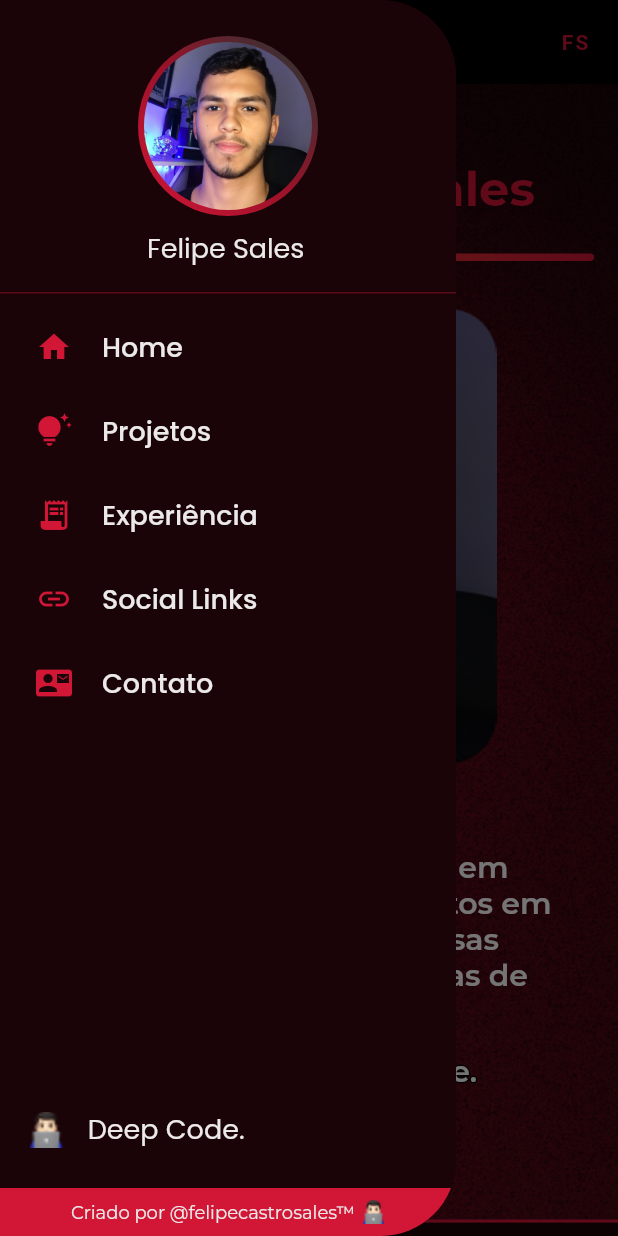
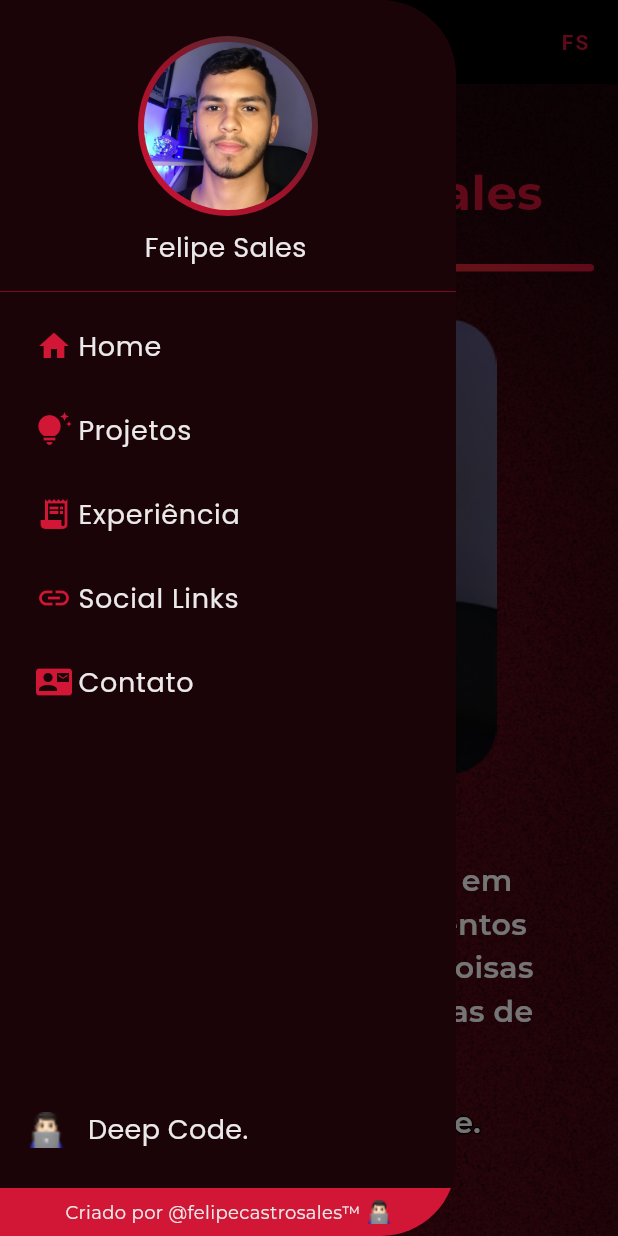
Before and after one commit to felipecastrosales/site, a Flutter app: the screen it shows after launch, with the side drawer open, on a phone screen of 412 x 824 dp. Run offline on Flutter 3.47's test engine with Material 2 defaults, Android fonts, the phone set to English and light mode, and no system bars; our stand-ins replace auto_size_text, flutter_svg, google_fonts, lottie, url_strategy.

Commit message:
feat: improve UX experience in mobile

```diff
--- a/lib/app/core/theme.dart
+++ b/lib/app/core/theme.dart
@@ -5,6 +5,7 @@ import 'package:site/app/core/tokens/tokens.dart';
 class AppTheme {
   AppTheme._();
   static ThemeData get theme => ThemeData(
+        useMaterial3: true,
         scaffoldBackgroundColor: AppColors.background,
         textSelectionTheme: const TextSelectionThemeData(
           cursorColor: AppColors.primary,
--- a/lib/app/features/home/widgets/footer/widgets/text_with_link.dart
+++ b/lib/app/features/home/widgets/footer/widgets/text_with_link.dart
@@ -15,7 +15,7 @@ class TextWithLink extends StatelessWidget {
   @override
   Widget build(BuildContext context) {
     return Material(
-      color: Colors.transparent,
+      color: AppColors.transparent,
       child: InkWell(
         onTap: () => LaunchUrls.launchURL(link),
         child: Text(
--- a/lib/app/features/home/widgets/headers/header.dart
+++ b/lib/app/features/home/widgets/headers/header.dart
@@ -18,9 +18,8 @@ class Header extends StatelessWidget {
             crossAxisAlignment: CrossAxisAlignment.center,
             children: [
               const SizedBox(height: 50),
-              const SizedBox(
-                height: 127,
-                width: 127,
+              const SizedBox.square(
+                dimension: 127,
                 child: CircleAvatar(
                   radius: 50,
                   backgroundColor: AppColors.primary,
--- a/lib/app/features/home/widgets/presentation/presentation_web.dart
+++ b/lib/app/features/home/widgets/presentation/presentation_web.dart
@@ -1,4 +1,5 @@
 import 'package:flutter/material.dart';
+
 import 'package:site/app/core/shared/shared.dart';
 import 'package:site/app/utils/context_ext.dart';
 import 'package:site/app/utils/utils.dart';
--- a/lib/app/features/home/widgets/social/widgets/social_item.dart
+++ b/lib/app/features/home/widgets/social/widgets/social_item.dart
@@ -20,14 +20,14 @@ class SocialItem extends StatelessWidget {
   @override
   Widget build(BuildContext context) {
     return Material(
-      color: Colors.transparent,
+      color: AppColors.transparent,
       borderRadius: BorderRadius.circular(16),
       child: InkWell(
         onTap: onTap,
+        borderRadius: BorderRadius.circular(16),
         customBorder: RoundedRectangleBorder(
           borderRadius: BorderRadius.circular(16),
         ),
-        borderRadius: BorderRadius.circular(16),
         child: CardGlassmorphism(
           child: Row(
             children: [
--- a/lib/app/utils/contact_validators.dart
+++ b/lib/app/utils/contact_validators.dart
@@ -50,7 +50,7 @@ class ContactValitadors {
     if (!regexLenght.hasMatch(value)) {
       return 'Insira um assunto maior.';
     }
-    final regex = RegExp(r'^[a-zA-ZÀ-ú ]+$');
+    final regex = RegExp('[a-zA-Z]');
     if (regex.hasMatch(value)) {
       return null;
     }
--- a/lib/app/widgets/appbar/mobile_app_bar.dart
+++ b/lib/app/widgets/appbar/mobile_app_bar.dart
@@ -8,6 +8,8 @@ class MobileAppBar extends StatelessWidget {
   @override
   Widget build(BuildContext context) {
     return AppBar(
+      scrolledUnderElevation: 0,
+      surfaceTintColor: AppColors.transparent,
       actions: [
         Container(
           alignment: Alignment.center,
--- a/lib/app/widgets/appbar/widgets/web_app_bar_title.dart
+++ b/lib/app/widgets/appbar/widgets/web_app_bar_title.dart
@@ -16,7 +16,7 @@ class WebAppBarTitle extends StatelessWidget {
   Widget build(BuildContext context) {
     return Flexible(
       child: Material(
-        color: Colors.transparent,
+        color: AppColors.transparent,
         borderRadius: BorderRadius.circular(8),
         child: InkWell(
           splashColor: AppColors.primary,
--- a/lib/app/widgets/custom_text_button.dart
+++ b/lib/app/widgets/custom_text_button.dart
@@ -27,7 +27,7 @@ class CustomTextButton extends StatelessWidget {
           gradient: AppGradients.divider,
           borderRadius: BorderRadius.circular(8),
         ),
-        child: SelectableText(
+        child: Text(
           text,
           style: AppTextStyles.buttonTitle,
         ),
--- a/lib/app/widgets/drawer/custom_drawer.dart
+++ b/lib/app/widgets/drawer/custom_drawer.dart
@@ -21,6 +21,7 @@ class CustomDrawer extends StatelessWidget {
       ),
       child: Drawer(
         backgroundColor: AppColors.background,
+        surfaceTintColor: AppColors.transparent,
         child: SafeArea(
           child: Column(
             mainAxisSize: MainAxisSize.max,
--- a/lib/app/widgets/drawer/drawer_tile.dart
+++ b/lib/app/widgets/drawer/drawer_tile.dart
@@ -20,7 +20,12 @@ class DrawerTile extends StatelessWidget {
   Widget build(BuildContext context) {
     return Material(
       color: AppColors.background,
+      clipBehavior: Clip.antiAlias,
+      shape: RoundedRectangleBorder(
+        borderRadius: BorderRadius.circular(16),
+      ),
       child: InkWell(
+        splashColor: AppColors.blackOpacity,
         onTap: () {
           controller.animateToPage(
             page,
@@ -40,6 +45,7 @@ class DrawerTile extends StatelessWidget {
             ),
             leading: Icon(
               leading,
+              size: 24,
               color: AppColors.primary,
             ),
           ),
```
